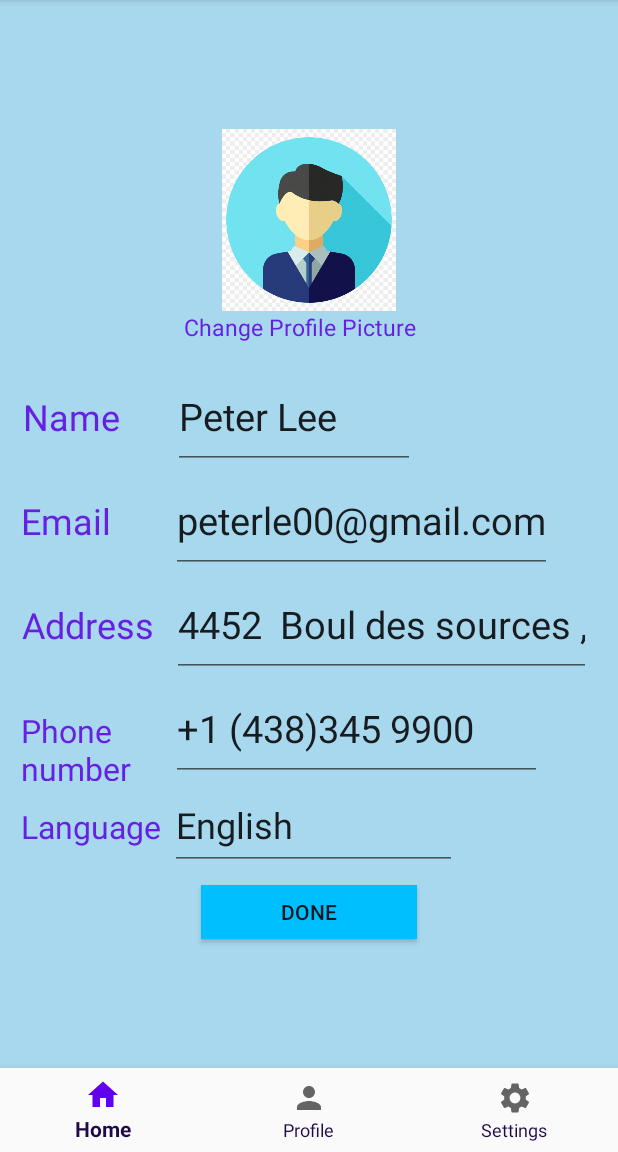
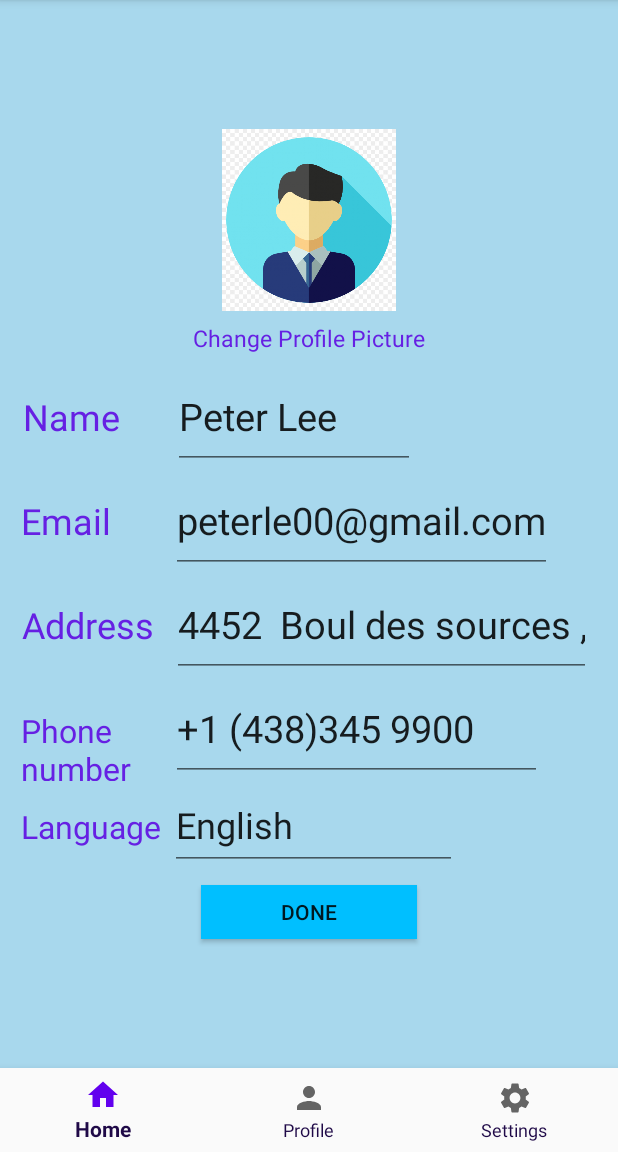
Before and after one commit to V744/ReadingHouse, an Android app: the fragment ProfileFragment placed in its activity, on a phone screen of 412 x 824 dp, the part 84-1236 px from its top. Run offline under Robolectric (Android 15) with nearby library versions, the phone set to English and light mode, and no system bars.

Commit message:
updated profile  fragment

```diff
--- a/app/src/main/res/layout/fragment_profile.xml
+++ b/app/src/main/res/layout/fragment_profile.xml
@@ -22,9 +22,8 @@
         android:layout_width="166dp"
         android:layout_height="36dp"
         android:text="Change Profile Picture"
-        android:textSize="15dp"
         android:textColor="#6620E3"
-        />
+android:gravity="center"       android:textSize="15dp" />
 
     <LinearLayout
         android:layout_width="381dp"
```
